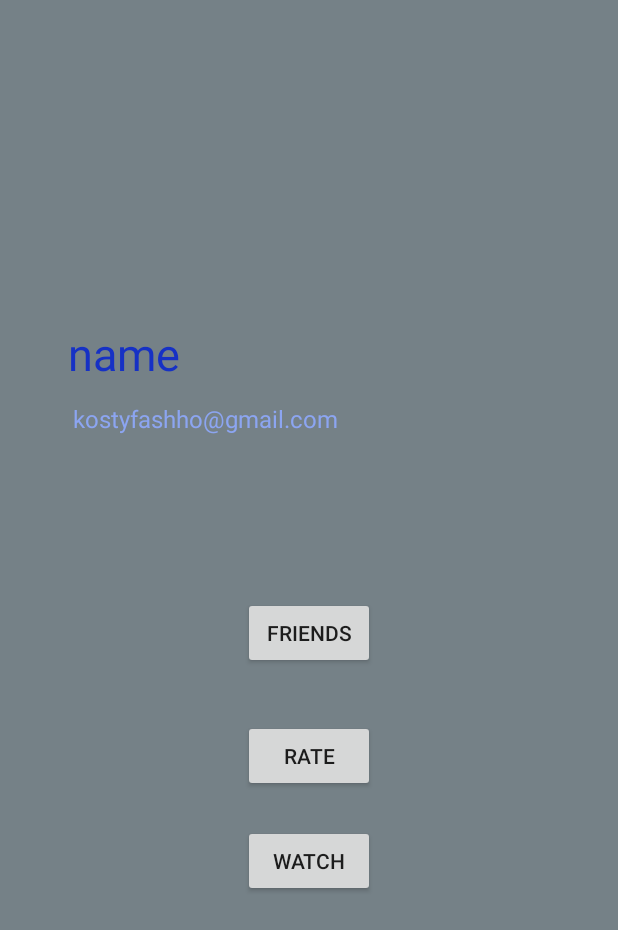
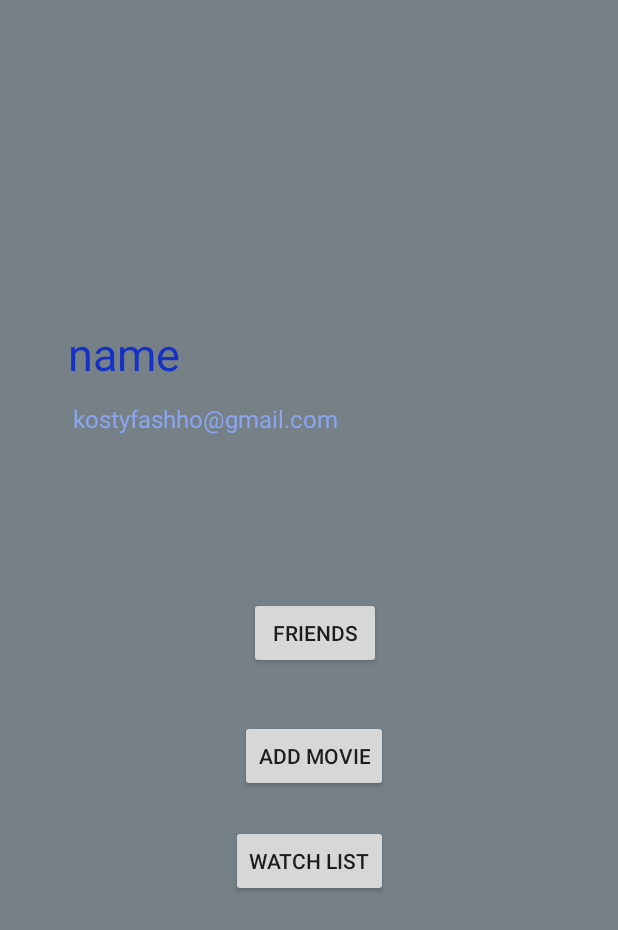
Before and after one commit to qustandifashho/FilmApp, an Android app built with Jetpack Compose: the ProfileActivity screen opened directly, with no data from a screen before it, on a phone screen of 412 x 824 dp. Shown: the top 930 px of the screen. Run offline under Robolectric (Android 15) with nearby library versions, the phone set to English and light mode, and no system bars; 2 statements that could not run were skipped.

Commit message:
profile visuals

```diff
--- a/app/src/main/res/layout/profile.xml
+++ b/app/src/main/res/layout/profile.xml
@@ -53,7 +53,7 @@
             android:id="@+id/rate"
             android:layout_width="wrap_content"
             android:layout_height="wrap_content"
-            android:text="rate"
+            android:text="add movie"
             app:layout_constraintBottom_toTopOf="@+id/watch"
             app:layout_constraintEnd_toEndOf="@+id/watch"
             app:layout_constraintHorizontal_bias="1.0"
@@ -65,7 +65,7 @@
             android:id="@+id/watch"
             android:layout_width="wrap_content"
             android:layout_height="wrap_content"
-            android:text="watch"
+            android:text="watch list"
             app:layout_constraintBottom_toBottomOf="parent"
             app:layout_constraintEnd_toEndOf="parent"
             app:layout_constraintStart_toStartOf="parent"
```
